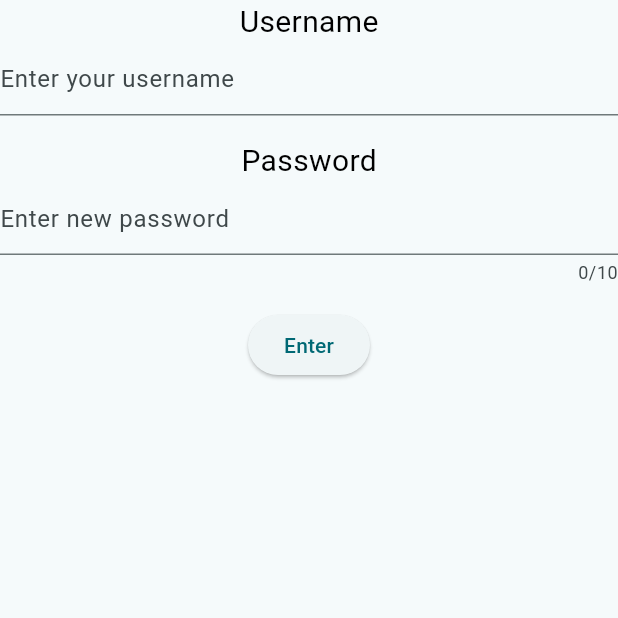
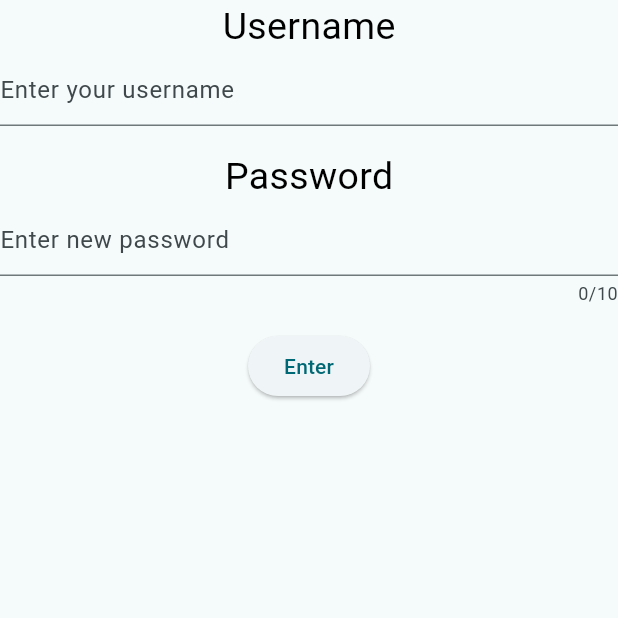
Before and after one commit to MinFernando/cp_assigment1, a Flutter app: the ForgotPassword screen opened by its route, on a phone screen of 412 x 824 dp, the top half of it. Run offline on Flutter 3.47's test engine with Material 3 defaults, Android fonts, the phone set to English and light mode, and no system bars; our stand-ins replace email_validator.

Commit message:
font size changed in forgot password screen

```diff
--- a/lib/main.dart
+++ b/lib/main.dart
@@ -2328,7 +2328,7 @@ class ForgotPassword extends StatelessWidget with ValidationMixin {
               // Username
               const Text(
                 'Username',
-                style: TextStyle(fontSize: 20.0, color: Colors.black),
+                style: TextStyle(fontSize: 25.0, color: Colors.black),
               ),
               TextFormField(
                 validator: (email) {
@@ -2345,7 +2345,7 @@ class ForgotPassword extends StatelessWidget with ValidationMixin {
               // Password
               const Text(
                 'Password',
-                style: TextStyle(fontSize: 20.0, color: Colors.black),
+                style: TextStyle(fontSize: 25.0, color: Colors.black),
               ),
               TextFormField(
                 validator: (password) {
```
